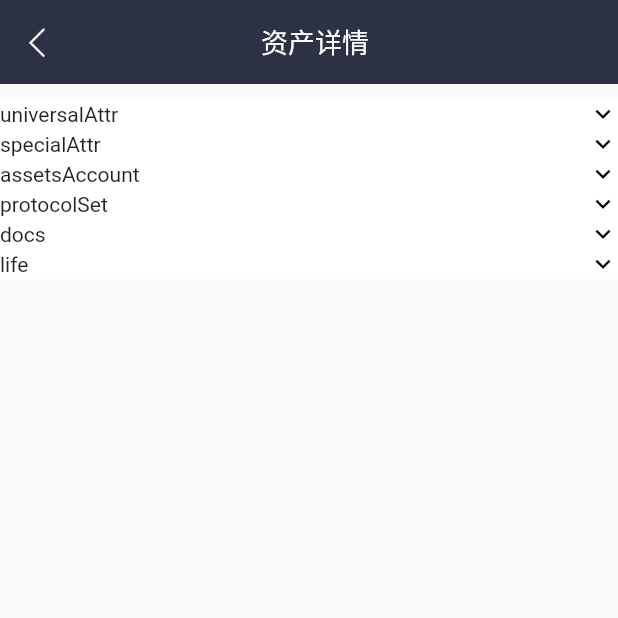
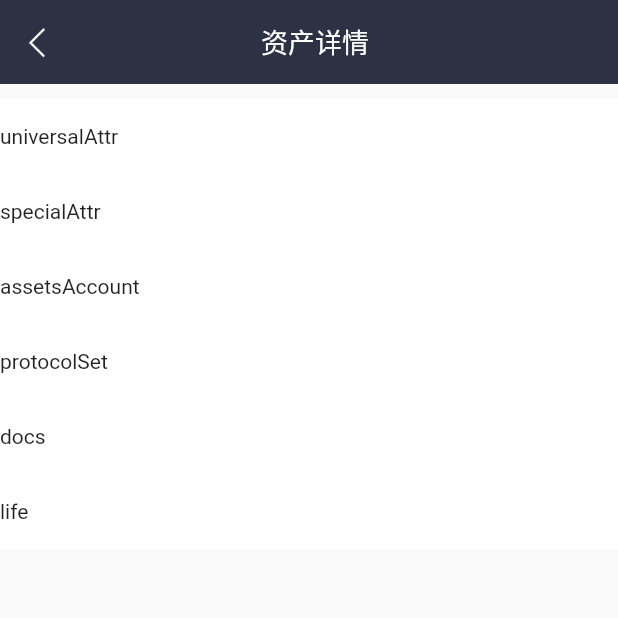
Before and after one commit to shifeng1993/flutter-project, a Flutter app: the CMDBAssetsDetalisPage screen opened directly, on a phone screen of 412 x 824 dp, the top half of it. Run offline on Flutter 3.47's test engine with Material 2 defaults, Android fonts, the phone set to English and light mode, and no system bars; our stand-ins replace flutter_redux, flutter_slidable, flutter_spinkit, flutter_swiper, pull_to_refresh, redux and 2 more; missing offline and left inert: flustars, redux_logging, unicorndial; statements that could not run were skipped.

Commit message:
手风琴控件完成

```diff
--- a/lib/pages/CmdbPage/assets_page/assets_details.dart
+++ b/lib/pages/CmdbPage/assets_page/assets_details.dart
@@ -30,7 +30,8 @@ class _CMDBAssetsDetalisPageState extends State<CMDBAssetsDetalisPage> {
   }
 
   List<Map<String, dynamic>> _getListRow() {
-    List<Map<String, dynamic>> list = List.generate(3, (i) {
+    int length = Random().nextInt(10);
+    List<Map<String, dynamic>> list = List.generate(length, (i) {
       Map<String, dynamic> row = new Map();
       row['key'] = '属性${(i + 1).toString()}';
       row['val'] = 'dsaqfa';
@@ -95,10 +96,11 @@ class _CMDBAssetsDetalisPageState extends State<CMDBAssetsDetalisPage> {
   }
 
   Widget _body() {
-    List<String> keys = assetsDetalisMap.keys.toList();
+    double itemHeight = 40.0;
     return AccordionList(
       listTitle: (BuildContext context, int index) {
         return Container(
+          height: 50.0,
           color: Color(0x00000000), // 占满宽度
           alignment: Alignment.centerLeft,
           child: Text(
@@ -107,8 +109,12 @@ class _CMDBAssetsDetalisPageState extends State<CMDBAssetsDetalisPage> {
           ),
         );
       },
-      listMenu: <Widget>[
-        Container(
+      listMenu: (BuildContext context, int index) {
+        return ListView.builder(
+          physics: NeverScrollableScrollPhysics(),
+          itemBuilder: (BuildContext context, int index) {
+            return Container(
+              height: itemHeight,
               child: Row(
                 children: <Widget>[
                   Expanded(
@@ -127,10 +133,16 @@ class _CMDBAssetsDetalisPageState extends State<CMDBAssetsDetalisPage> {
                   ),
                 ],
               ),
-        )
-      ],
-      itemHeight: 40,
-      itemCount: keys.length ?? 0,
+            );
+          },
+          itemCount: assetsDetalisMap[assetsDetalisMapKeys[index]].length ?? 0,
+        );
+      },
+      itemHeight: (BuildContext context, int index) {
+        int length = assetsDetalisMap[assetsDetalisMapKeys[index]].length;
+        return length.toDouble() * itemHeight;
+      },
+      itemCount: assetsDetalisMapKeys.length ?? 0,
       // controller: new AnimationController(),
     );
   }
--- a/lib/widgets/accordion/accordion_list.dart
+++ b/lib/widgets/accordion/accordion_list.dart
@@ -17,24 +17,26 @@ class Action {
 }
 
 class AccordionList extends StatefulWidget {
-  AccordionList(
-      {Key key,
+  AccordionList({
+    Key key,
     @required this.listTitle,
     @required this.itemCount,
     @required this.listMenu,
     @required this.itemHeight,
+    this.itemPadding,
     this.padding,
     this.controller,
-      this.physics})
-      : super(key: key);
+    this.physics,
+  }) : super(key: key);
 
   final Function listTitle; // 子列表
-  final List<Widget> listMenu;
+  final Function listMenu;
   final int itemCount; // 数量
-  final double itemHeight; // menuitem高度
+  final Function itemHeight; // menuitem高度
   final EdgeInsets padding;
   final int controller; // 控制器
   final ScrollPhysics physics;
+  final EdgeInsets itemPadding;
 
   @override
   _AccordionListState createState() => new _AccordionListState();
@@ -72,8 +74,9 @@ class _AccordionListState extends State<AccordionList> {
           return AccordionListItem(
             listTitle: widget.listTitle,
             listMenu: widget.listMenu,
-            itemHeight: widget.itemHeight,
+            itemHeight: widget.itemHeight(context, i),
             setSelectIndex: this.setSelectIndex,
+            itemPadding: widget.itemPadding ?? EdgeInsets.zero,
             index: i,
             isShow: isShow,
           );
--- a/lib/widgets/accordion/accordion_list_item.dart
+++ b/lib/widgets/accordion/accordion_list_item.dart
@@ -2,6 +2,7 @@
 import 'package:flutter/material.dart';
 import 'package:flutter/cupertino.dart';
 import 'dart:core';
+import 'dart:math' as Math;
 
 import 'package:flutter/foundation.dart';
 import 'package:flutter/rendering.dart';
@@ -26,34 +27,56 @@ class AccordionListItem extends StatefulWidget {
     this.duration,
     this.curve,
     this.color,
+    this.itemPadding
   }) : super(key: key);
 
   final int index;
   final bool isShow;
   final Duration duration;
   final IndexedWidgetBuilder listTitle;
-  final List<Widget> listMenu;
+  final IndexedWidgetBuilder listMenu;
   final double itemHeight;
   final Function setSelectIndex;
   final Curve curve;
   final Color color;
+  final EdgeInsets itemPadding;
 
   @override
   _AccordionListItemState createState() => new _AccordionListItemState();
 }
 
-class _AccordionListItemState extends State<AccordionListItem> {
+class _AccordionListItemState extends State<AccordionListItem>
+    with SingleTickerProviderStateMixin {
   double _menuHeight;
+  AnimationController _animationController;
+  Animation<double> _animation;
 
   @override
   void initState() {
     super.initState();
     _menuHeight = 0.0;
+    _animationController = AnimationController(
+      duration: widget.duration ?? Duration(milliseconds: 200),
+      vsync: this,
+    );
+    // 从0度旋转到90度
+    _animation = new Tween(begin: 0.0, end: 90.0).animate(_animationController);
+  }
+
+  @override
+  dispose() {
+    this._animationController.dispose();
+    super.dispose();
   }
 
   @override
   Widget build(BuildContext context) {
     // print(MediaQuery.of(context).size.height);
+    _animationController.reverse();
+    if (widget.isShow) {
+      _animationController.forward();
+    }
+    Widget listmenu = widget.listMenu(context, widget.index);
     return Container(
       color: widget.color ?? Color(0xffffffff),
       child: Column(
@@ -64,26 +87,33 @@ class _AccordionListItemState extends State<AccordionListItem> {
                 setState(() {
                   widget.setSelectIndex(null); // 通过为空或者非空变换打开状态
                   this._menuHeight = 0.0;
+                  _animationController.reverse();
                 });
               } else {
                 setState(() {
                   widget.setSelectIndex(widget.index); // 通过为空或者非空变换打开状态
-                  this._menuHeight = widget.itemHeight * widget.listMenu.length;
+                  this._menuHeight = widget.itemHeight;
+                  _animationController.forward();
                 });
               }
             },
             child: Builder(
               builder: (BuildContext context) {
-                return Row(
+                return Container(
+                  padding: widget.itemPadding,
+                  child: Row(
                     children: <Widget>[
                       Expanded(
                         flex: 1,
                         child: widget.listTitle(context, widget.index),
                       ),
                       Offstage(
-                      offstage: widget.listMenu == null,
+                        offstage: widget.itemHeight == 0.0,
                         child: Center(
-                        child: SizedBox(
+                          child: AnimatedBuilder(
+                            animation: _animationController,
+                            builder: (BuildContext context, Widget child) {
+                              return Container(
                                 width: 20,
                                 height: 20,
                                 child: Transform(
@@ -93,13 +123,16 @@ class _AccordionListItemState extends State<AccordionListItem> {
                                     size: 20,
                                   ),
                                   alignment: Alignment.center,
-                            transform: new Matrix4.identity()
-                              ..rotateZ(90 * 3.1415927 / 180),
+                                  transform: Matrix4.identity()
+                                    ..rotateZ(_animation.value * Math.pi / 180),
                                 ),
+                              );
+                            },
                           ),
                         ),
                       )
                     ],
+                  ),
                 );
               },
             ),
@@ -108,16 +141,7 @@ class _AccordionListItemState extends State<AccordionListItem> {
             height: widget.isShow ? _menuHeight : 0.0, // 防止多个同时打开
             duration: widget.duration ?? Duration(milliseconds: 300),
             curve: widget.curve ?? Curves.fastOutSlowIn,
-            child: Builder(
-              builder: (BuildContext context) {
-                // var bounds = WidgetUtil.getWidgetBounds(context);
-                // print(bounds.height);
-                return ListView(
-                  physics: NeverScrollableScrollPhysics(),
-                  children: widget.listMenu,
-                );
-              },
-            ),
+            child: listmenu,
           ),
         ],
       ),
```
Lines whose indentation alone changed are shown as unchanged.
